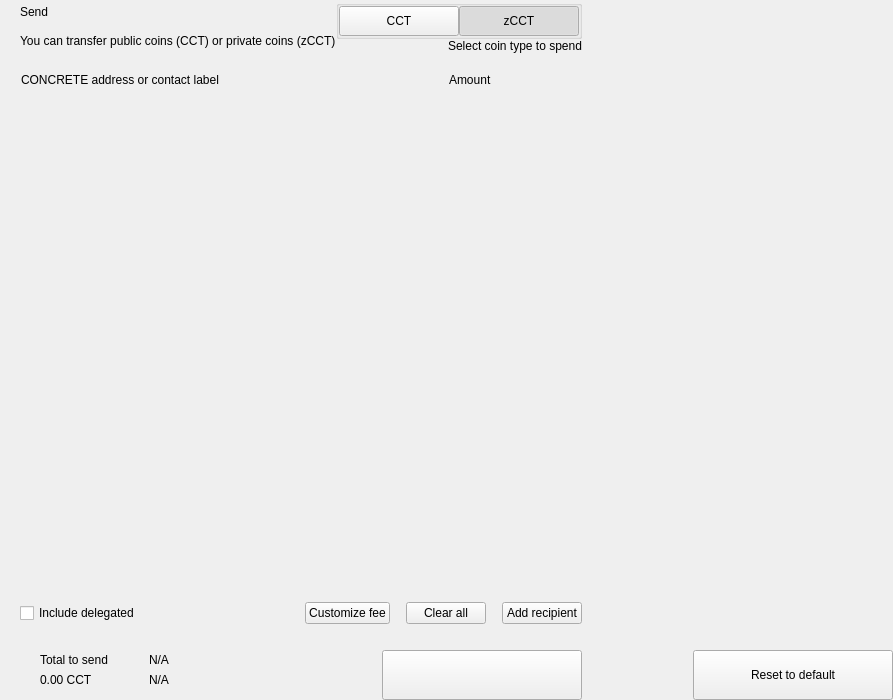
CONCRETE-Project/CONCRETE, file src/qt/concrete/forms/send.ui: the form before one commit.
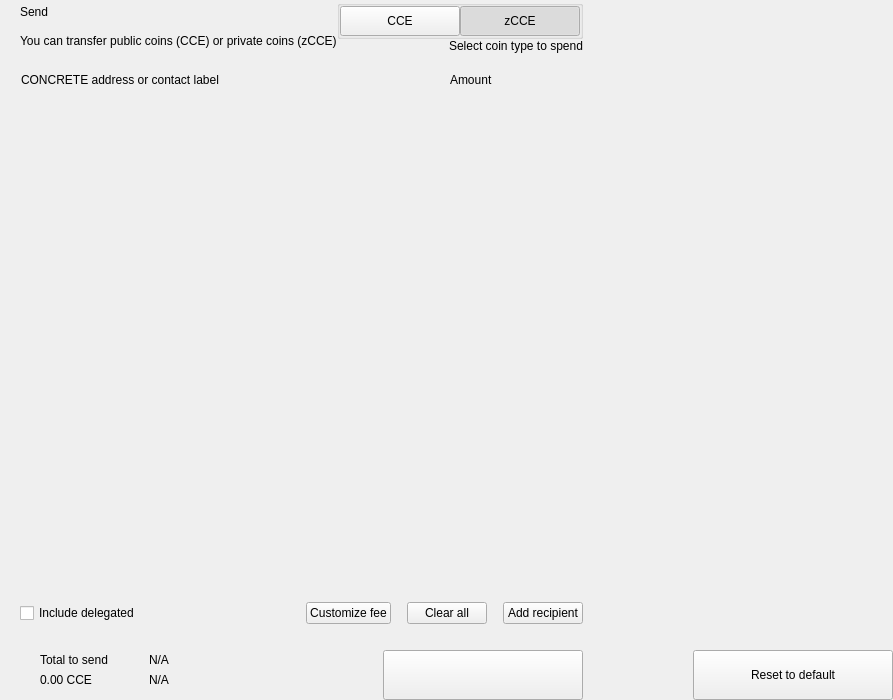
The form after the commit. Custom widgets are drawn as their Qt base class.

What changed in the file:
```diff
--- a/src/qt/concrete/forms/send.ui
+++ b/src/qt/concrete/forms/send.ui
@@ -81,7 +81,7 @@
             <item>
              <widget class="QLabel" name="labelSubtitle1">
               <property name="text">
-               <string>You can transfer public coins (CCT) or private coins (zCCT)</string>
+               <string>You can transfer public coins (CCE) or private coins (zCCE)</string>
               </property>
              </widget>
             </item>
@@ -147,7 +147,7 @@
                   <enum>Qt::NoFocus</enum>
                  </property>
                  <property name="text">
-                  <string>CCT</string>
+                  <string>CCE</string>
                  </property>
                  <property name="checkable">
                   <bool>true</bool>
@@ -175,7 +175,7 @@
                   <enum>Qt::NoFocus</enum>
                  </property>
                  <property name="text">
-                  <string>zCCT</string>
+                  <string>zCCE</string>
                  </property>
                  <property name="checkable">
                   <bool>true</bool>
@@ -567,7 +567,7 @@
                      <item>
                       <widget class="QLabel" name="labelAmountSend">
                        <property name="text">
-                        <string notr="true">0.00 CCT</string>
+                        <string notr="true">0.00 CCE</string>
                        </property>
                       </widget>
                      </item>
```
